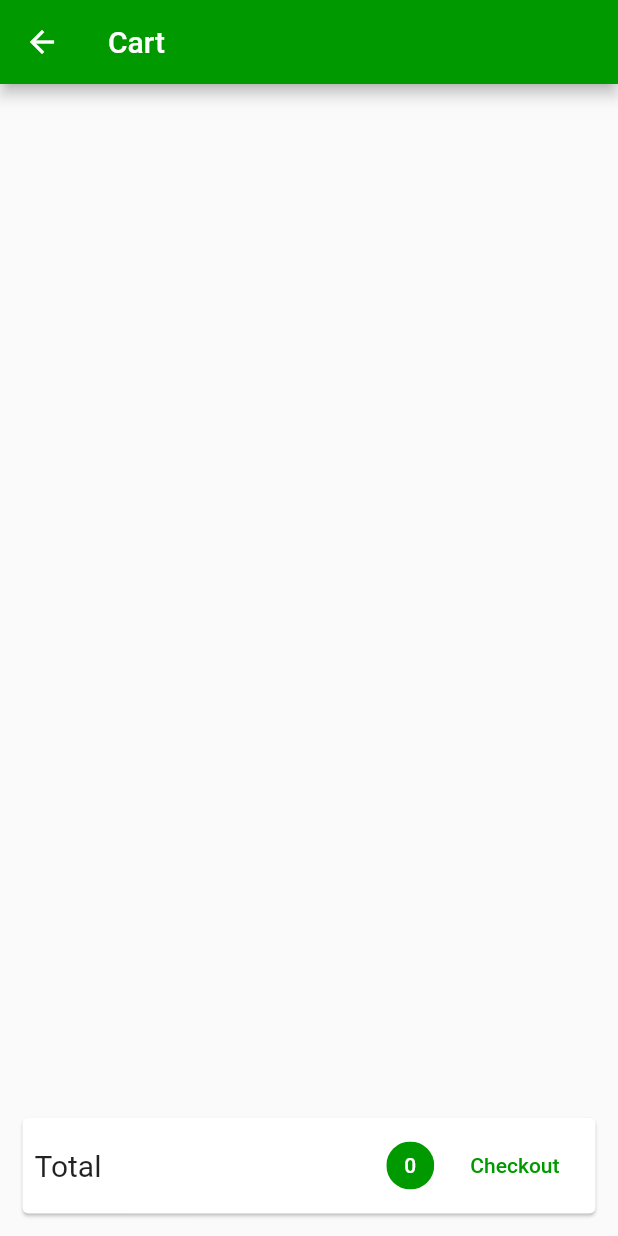
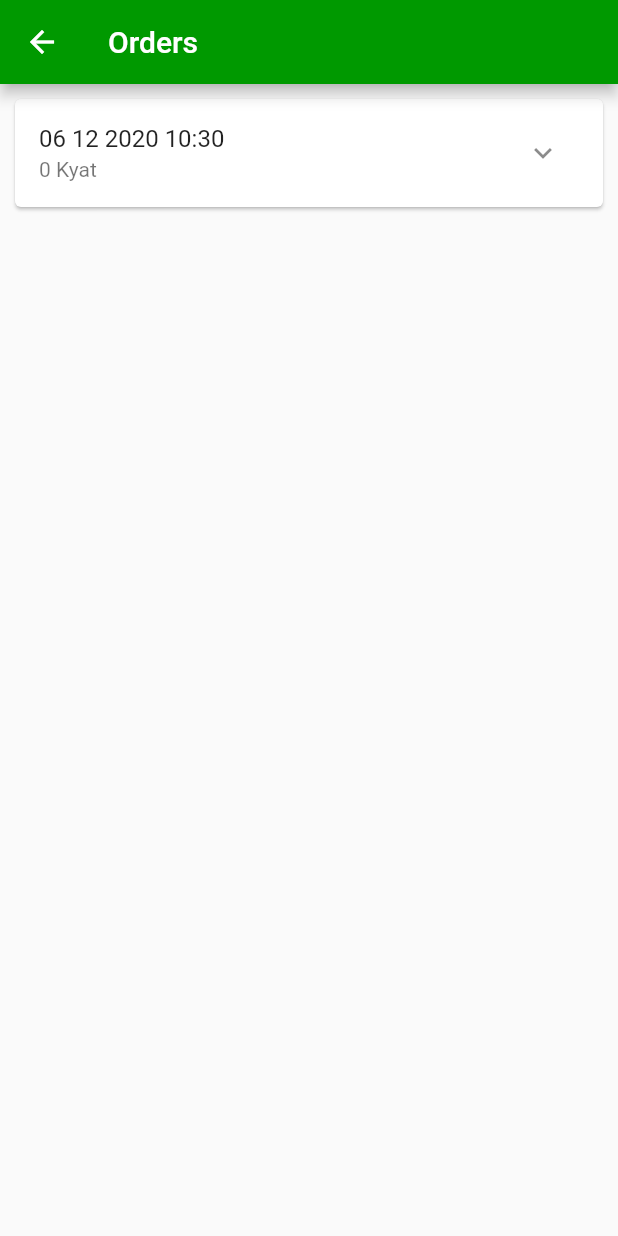
Before and after one commit to linnhtetwin/Ecommerce-Open-Source-App, a Flutter app: the CartScreen screen opened by its route, after a tap on "Checkout", on a phone screen of 412 x 824 dp. Run offline on Flutter 3.47's test engine with Material 2 defaults, Android fonts, the phone set to English and light mode, and no system bars; our stand-ins replace auto_size_text, flutter_map, geolocator, latlong.

Commit message:
OrderScreen

```diff
--- a/lib/Screen/cart_screen.dart
+++ b/lib/Screen/cart_screen.dart
@@ -2,6 +2,7 @@ import 'package:flutter/material.dart';
 import 'package:provider/provider.dart';
 import '../Model/cart.dart' show Cart;
 import '../Widgets/cart_item.dart';
+import '../Model/checkout.dart';
 
 class CartScreen extends StatelessWidget {
   static const routeName = '/cart';
@@ -53,8 +54,14 @@ class CartScreen extends StatelessWidget {
                   ),
                   FlatButton(
                     child: Text('Checkout'),
-                    onPressed: () {},
-                    textColor: Theme.of(context).primaryColor,
+                    onPressed: () {
+                      Provider.of<Checkout>(context, listen: false).checkoutnow(
+                        cart.items.values.toList(),
+                        cart.totalAmount,
+                      );
+                      cart.clear();
+                      Navigator.of(context).pushReplacementNamed('/checkout');
+                    },
                   )
                 ],
               ),
--- /dev/null
+++ b/lib/Screen/checkoutscreen.dart
@@ -0,0 +1,21 @@
+import 'package:flutter/material.dart';
+import 'package:provider/provider.dart';
+import '../Model/checkout.dart' show Checkout;
+import '../Widgets/checkoutwidget.dart';
+
+class CheckoutScreen extends StatelessWidget {
+  static const routeName = '/checkout';
+  @override
+  Widget build(BuildContext context) {
+    final cData = Provider.of<Checkout>(context);
+    return Scaffold(
+      appBar: AppBar(
+        title: Text('Orders'),
+      ),
+      body: ListView.builder(
+        itemCount: cData.checkout.length,
+        itemBuilder: (ctx, i) => CheckoutWidget(cData.checkout[i]),
+      ),
+    );
+  }
+}
--- /dev/null
+++ b/lib/Widgets/checkoutwidget.dart
@@ -0,0 +1,32 @@
+import 'package:flutter/material.dart';
+import 'package:intl/intl.dart';
+import '../Model/checkout.dart';
+
+class CheckoutWidget extends StatelessWidget {
+  final Checkoutitem checkoutWidget;
+
+  CheckoutWidget(this.checkoutWidget);
+
+  @override
+  Widget build(BuildContext context) {
+    return Card(
+      margin: EdgeInsets.all(10),
+      child: Column(
+        children: <Widget>[
+          ListTile(
+            title: Text(
+              DateFormat('dd MM yyyy hh:mm').format(checkoutWidget.ctime),
+            ),
+            subtitle: Text('${checkoutWidget.camount} Kyat'),
+            trailing: IconButton(
+              icon: Icon(Icons.expand_more),
+              onPressed: () {
+                print("Order Detail");
+              },
+            ),
+          ),
+        ],
+      ),
+    );
+  }
+}
--- a/lib/Widgets/sidebar.dart
+++ b/lib/Widgets/sidebar.dart
@@ -36,6 +36,14 @@ class Sidebar extends StatelessWidget {
               Navigator.of(context).pushReplacementNamed('/');
             },
           ),
+          Divider(),
+          ListTile(
+            leading: Icon(Icons.payment),
+            title: Text('Orders'),
+            onTap: () {
+              Navigator.of(context).pushReplacementNamed('/checkout');
+            },
+          ),
         ],
       ),
     );
--- a/lib/route.dart
+++ b/lib/route.dart
@@ -3,7 +3,7 @@ import 'Screen/register.dart';
 import 'Screen/overviewscreen.dart';
 import 'Screen/detailscreen.dart';
 import 'Screen/cart_screen.dart';
-import 'Model/checkout.dart';
+import 'Screen/checkoutscreen.dart';
 
 var appRoutes = {
   LoginScreen.routeName: (ctx) => LoginScreen(),
@@ -11,4 +11,5 @@ var appRoutes = {
   Overviewscreen.routeName: (ctx) => Overviewscreen(),
   DetailScreen.routeName: (ctx) => DetailScreen(),
   CartScreen.routeName: (ctx) => CartScreen(),
+  CheckoutScreen.routeName: (ctx) => CheckoutScreen(),
 };
```
